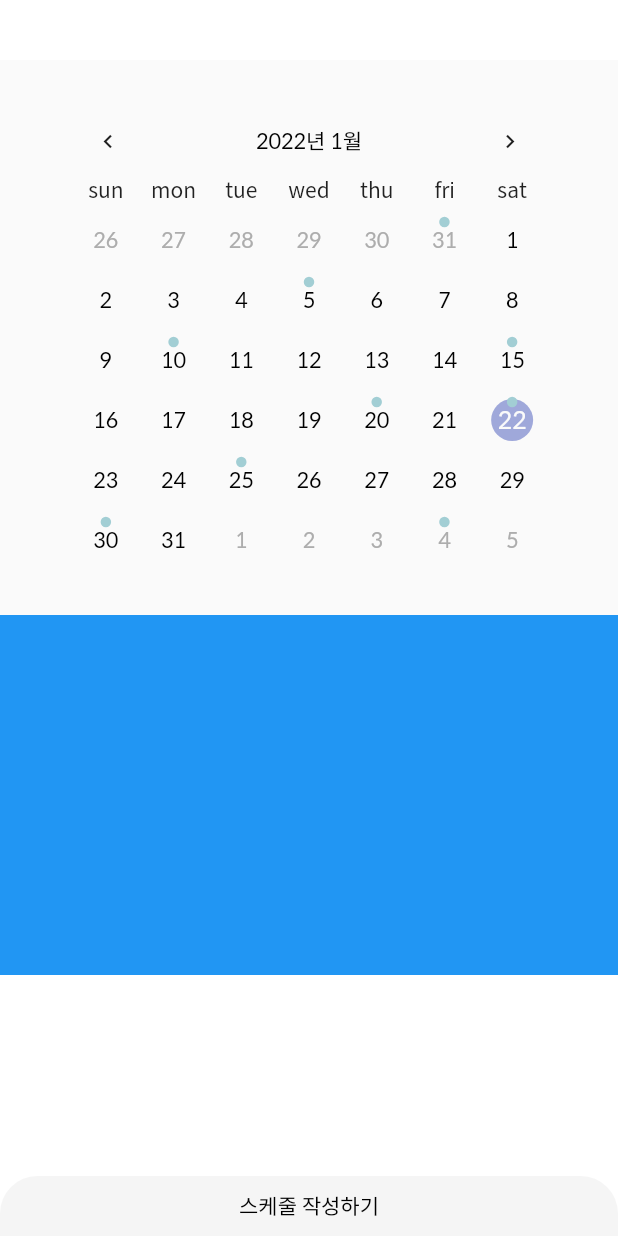
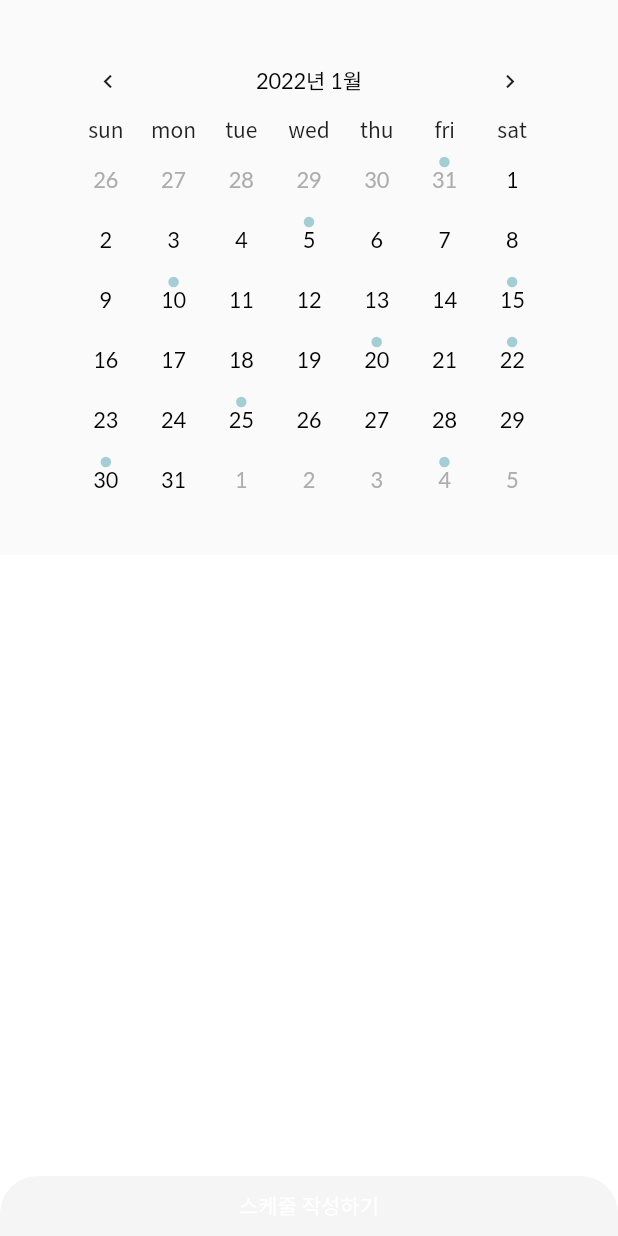
Before and after one commit to savain/funfam_flutter, a Flutter app: the CalendarScreen widget shown alone on an empty page, opened directly, on a phone screen of 412 x 824 dp. Run offline on Flutter 3.47's test engine with Material 2 defaults, Android fonts, the phone set to English and light mode, and no system bars; drawn by our look-alikes of table_calendar; our stand-ins replace cached_network_image, cloud_firestore, firebase_auth, firebase_core, firebase_storage, flutter_spinkit and 8 more; accounts and stored records are empty.

Commit message:
런칭 애니메이션 변경 / 스케줄 작성 페이지 구현중

```diff
--- a/lib/constants.dart
+++ b/lib/constants.dart
@@ -9,3 +9,5 @@ const String routeEntryName = 'entry';
 const String routeLoginName = 'login';
 const String routeNicknameName = 'nickname';
 const String routeHomeName = 'home';
+
+const String routeScheduleCreate = 'scheduleCreate';
--- a/lib/main.dart
+++ b/lib/main.dart
@@ -47,6 +47,10 @@ class FunFamApp extends StatelessWidget {
               debugShowCheckedModeBanner: false,
               title: 'FunFam',
               theme: ThemeData(
+                  pageTransitionsTheme: const PageTransitionsTheme(builders: {
+                    TargetPlatform.android: CupertinoPageTransitionsBuilder(),
+                    TargetPlatform.iOS: CupertinoPageTransitionsBuilder(),
+                  }),
                   primaryColor: const Color(0xffadadad),
                   primaryColorLight: const Color(0xfffafafa),
                   primaryColorDark: const Color(0xff000000),
--- a/lib/router/routes.dart
+++ b/lib/router/routes.dart
@@ -3,6 +3,7 @@ import 'package:fun_fam/constants.dart';
 import 'package:fun_fam/state/app_state.dart';
 import 'package:fun_fam/ui/entry.dart';
 import 'package:fun_fam/ui/home.dart';
+import 'package:fun_fam/ui/home/scehdule/create_schedule.dart';
 import 'package:fun_fam/ui/nickname.dart';
 import 'package:go_router/go_router.dart';
 
@@ -28,14 +29,6 @@ class FunFamRouter {
             child: const Entry(),
           ),
         ),
-        // GoRoute(
-        //   name: routeLoginName,
-        //   path: '/login',
-        //   pageBuilder: (context, state) => FadeTransitionPage(
-        //     key: state.pageKey,
-        //     child: const Login(),
-        //   ),
-        // ),
         GoRoute(
           name: routeNicknameName,
           path: '/nickname',
@@ -51,15 +44,22 @@ class FunFamRouter {
                   key: state.pageKey,
                   child: const Home(),
                 ),
+            routes: [
+              GoRoute(
+                name: routeScheduleCreate,
+                path: 'schedule/create',
+                pageBuilder: (context, state) => MaterialPage<void>(
+                  key: state.pageKey,
+                  child: const CreateSchedule(),
                 ),
+              ),
+            ]),
       ],
       redirect: (state) {
         final entryLoc = state.namedLocation(routeEntryName);
-        // final loginLoc = state.namedLocation(routeLoginName);
         final nicknameLoc = state.namedLocation(routeNicknameName);
 
         final launching = state.subloc == entryLoc;
-        // final loggingIn = state.subloc == loginLoc;
         final nicknaming = state.subloc == nicknameLoc;
 
         final loggedIn = appState.loggedIn;
@@ -68,10 +68,6 @@ class FunFamRouter {
         if (!appState.isLaunched && !launching) {
           return entryLoc;
         }
-
-        // if (appState.isLaunched && !loggedIn && !loggingIn) {
-        //   return loginLoc;
-        // }
 
         if (appState.isLaunched &&
             loggedIn &&
--- a/lib/ui/home/calendar/calendar_screen.dart
+++ b/lib/ui/home/calendar/calendar_screen.dart
@@ -2,8 +2,10 @@ import 'dart:developer';
 
 import 'package:flutter/material.dart';
 import 'package:fun_fam/ui/home/calendar/calendar_event.dart';
+import 'package:go_router/go_router.dart';
 import 'package:table_calendar/table_calendar.dart';
 
+import '../../../constants.dart';
 import 'calendar_builder.dart';
 import 'calendar_header.dart';
 
@@ -55,9 +57,6 @@ class _CalendarScreenState extends State<CalendarScreen> {
           child: ListView(
             physics: const ClampingScrollPhysics(),
             children: [
-              const SizedBox(
-                height: 40,
-              ),
               Container(
                 color: Theme.of(context).primaryColorLight,
                 child: Padding(
@@ -87,6 +86,8 @@ class _CalendarScreenState extends State<CalendarScreen> {
                       ),
                       TableCalendar<CalendarEvent>(
                         calendarBuilders: getPickerBuilder(context),
+                        calendarStyle:
+                            const CalendarStyle(isTodayHighlighted: false),
                         rowHeight: 40,
                         firstDay: kFirstDay,
                         lastDay: kLastDay,
@@ -107,7 +108,7 @@ class _CalendarScreenState extends State<CalendarScreen> {
                 ),
               ),
               Container(
-                color: Colors.blue,
+                color: Colors.white,
                 height: 240,
                 width: double.infinity,
               )
@@ -117,7 +118,9 @@ class _CalendarScreenState extends State<CalendarScreen> {
         SizedBox(
           height: 40,
           child: TextButton(
-              onPressed: () {},
+              onPressed: () {
+                context.pushNamed(routeScheduleCreate);
+              },
               style: ButtonStyle(
                 minimumSize:
                     MaterialStateProperty.all(const Size.fromHeight(40)),
@@ -127,7 +130,7 @@ class _CalendarScreenState extends State<CalendarScreen> {
                 )),
                 backgroundColor: MaterialStateProperty.all(
                     Theme.of(context).selectedRowColor),
-                foregroundColor: MaterialStateProperty.all(Colors.black),
+                foregroundColor: MaterialStateProperty.all(Colors.white),
                 textStyle: MaterialStateProperty.all(
                     Theme.of(context).textTheme.headline3),
               ),
```
Also changed, not shown: assets/launch.json (+1 -1 lines), lib/ui/home/scehdule/create_schedule.dart (+34 -0 lines), lib/ui/login.dart (deleted, +0 -130 lines), assets/ic_back.svg (added). Lines whose indentation alone changed are shown as unchanged.
